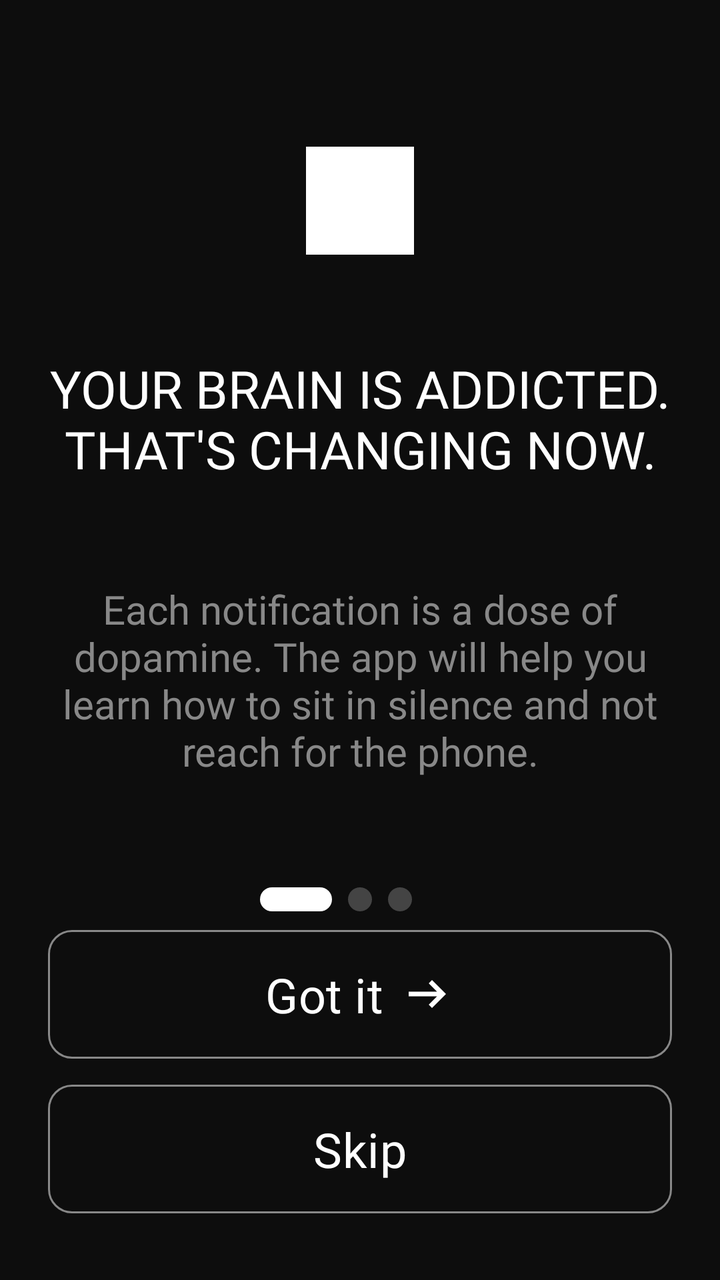
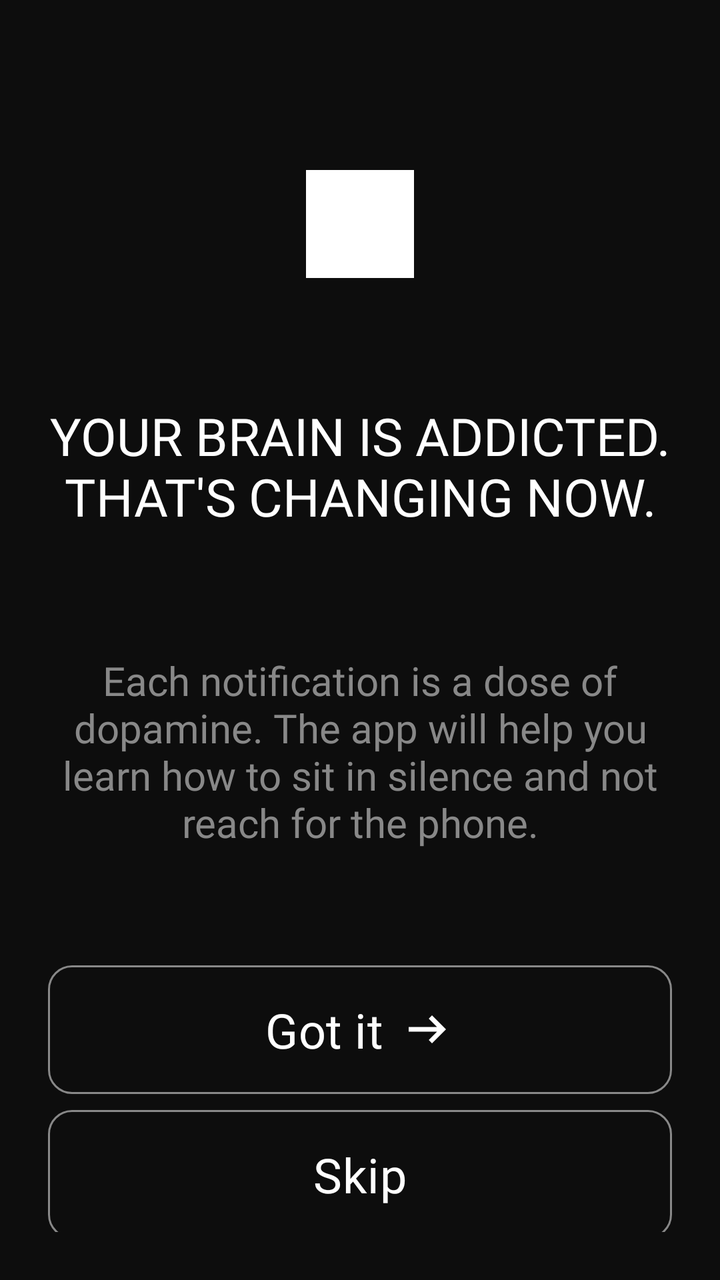

Compare the two renders of this Android layout. The source of the first and the diff that turns it into the second are given below.
<!-- AndroidManifest.xml: application theme Theme.BoredomFocus -->
<!-- res/layout/onboarding_fragment_first.xml -->
<?xml version="1.0" encoding="utf-8"?>
<androidx.constraintlayout.widget.ConstraintLayout xmlns:android="http://schemas.android.com/apk/res/android"
    xmlns:app="http://schemas.android.com/apk/res-auto"
    xmlns:tools="http://schemas.android.com/tools"
    android:id="@+id/onboarding1"
    android:layout_width="match_parent"
    android:layout_height="match_parent"
    android:background="#0D0D0D"
    android:padding="24dp">

    <View
        android:id="@+id/viewSquare"
        android:layout_width="54dp"
        android:layout_height="54dp"
        android:background="@drawable/square"
        app:layout_constraintBottom_toTopOf="@+id/tvOnboarding11"
        app:layout_constraintEnd_toEndOf="parent"
        app:layout_constraintHorizontal_bias="0.5"
        app:layout_constraintStart_toStartOf="parent"
        app:layout_constraintTop_toTopOf="parent" />

    <TextView
        android:id="@+id/tvOnboarding11"
        android:layout_width="wrap_content"
        android:layout_height="wrap_content"
        android:fontFamily="@font/inter_bold"
        android:text="Your brain is addicted.\nThat's changing now."
        android:textAllCaps="true"
        android:textColor="@color/white"
        android:textSize="26sp"
        android:textAlignment="center"
        app:layout_constraintBottom_toTopOf="@+id/tvOnboarding12"
        app:layout_constraintEnd_toEndOf="parent"
        app:layout_constraintHorizontal_bias="0.5"
        app:layout_constraintStart_toStartOf="parent"
        app:layout_constraintTop_toBottomOf="@+id/viewSquare" />

    <TextView
        android:id="@+id/tvOnboarding12"
        android:layout_width="wrap_content"
        android:layout_height="wrap_content"
        android:fontFamily="@font/inter_medium"
        android:text="Each notification is a dose of dopamine. The app will help you learn how to sit in silence and not reach for the phone."
        android:textAlignment="center"
        android:textAllCaps="false"
        android:textColor="#888888"
        android:textSize="20sp"

        app:layout_constraintBottom_toTopOf="@+id/lineOnboarding1"
        app:layout_constraintEnd_toEndOf="parent"
        app:layout_constraintHorizontal_bias="1.0"
        app:layout_constraintStart_toStartOf="parent"
        app:layout_constraintTop_toBottomOf="@+id/tvOnboarding11" />

    <androidx.constraintlayout.widget.Guideline
        android:id="@+id/lineOnboarding1"
        android:layout_width="match_parent"
        android:layout_height="match_parent"
        android:orientation="horizontal"
        app:layout_constraintGuide_percent="0.70" />

    <View
        android:id="@+id/viewOnboarding1Left"
        android:layout_width="36dp"
        android:layout_height="12dp"
        android:background="@drawable/chosen_onboarding"
        android:layout_marginRight="8dp"
        app:layout_constraintBottom_toTopOf="@+id/btnOnboarding1GotIt"
        app:layout_constraintEnd_toStartOf="@+id/viewOnboarding1Center"
        app:layout_constraintTop_toTopOf="@+id/lineOnboarding1" />

    <View
        android:id="@+id/viewOnboarding1Center"
        android:layout_width="12dp"
        android:layout_height="12dp"
        android:background="@drawable/circle_onboarding"
        app:layout_constraintBottom_toTopOf="@+id/btnOnboarding1GotIt"
        app:layout_constraintEnd_toEndOf="parent"
        app:layout_constraintHorizontal_bias="0.5"
        app:layout_constraintStart_toStartOf="parent"
        app:layout_constraintTop_toTopOf="@+id/lineOnboarding1" />

    <View
        android:id="@+id/viewOnboarding1Right"
        android:layout_width="12dp"
        android:layout_height="12dp"
        android:background="@drawable/circle_onboarding"
        android:layout_marginLeft="8dp"
        app:layout_constraintBottom_toTopOf="@+id/btnOnboarding1GotIt"
        app:layout_constraintStart_toEndOf="@+id/viewOnboarding1Center"
        app:layout_constraintTop_toTopOf="@+id/lineOnboarding1" />

    <com.google.android.material.button.MaterialButton
        android:id="@+id/btnOnboarding1GotIt"
        android:layout_width="match_parent"
        android:layout_height="wrap_content"
        android:backgroundTint="#0D0D0D"
        android:fontFamily="@font/inter_bold"
        android:paddingVertical="16dp"
        android:text="Got it"
        android:textColor="@color/white"
        android:textSize="24sp"
        app:cornerRadius="12dp"
        app:icon="@drawable/ic_arrow_right"
        app:iconGravity="textEnd"
        app:iconSize="28dp"
        app:iconTint="@color/white"
        app:layout_constraintBottom_toTopOf="@+id/btnOnboarding1Skip"
        app:layout_constraintEnd_toEndOf="parent"
        app:layout_constraintHorizontal_bias="0.5"
        app:layout_constraintStart_toStartOf="parent"
        app:layout_constraintTop_toBottomOf="@+id/viewOnboarding1Center"
        app:strokeColor="#888888"
        app:strokeWidth="1dp" />

    <com.google.android.material.button.MaterialButton
        android:id="@+id/btnOnboarding1Skip"
        android:layout_width="match_parent"
        android:layout_height="wrap_content"
        android:backgroundTint="#0D0D0D"
        android:fontFamily="@font/inter_bold"
        android:paddingVertical="16dp"
        android:text="Skip"
        android:textColor="@color/white"
        android:textSize="24sp"
        app:cornerRadius="12dp"
        app:layout_constraintBottom_toBottomOf="parent"
        app:layout_constraintEnd_toEndOf="parent"
        app:layout_constraintHorizontal_bias="0.5"
        app:layout_constraintStart_toStartOf="parent"
        app:layout_constraintTop_toBottomOf="@+id/btnOnboarding1GotIt"
        app:strokeColor="#888888"
        app:strokeWidth="1dp" />

</androidx.constraintlayout.widget.ConstraintLayout>
<!-- resources referenced by this layout -->
<resources>
  <color name="white">#FFFFFFFF</color>
  <!-- drawable chosen_onboarding (drawable) -->
  <?xml version="1.0" encoding="utf-8"?>
  <shape xmlns:android="http://schemas.android.com/apk/res/android"
      android:shape="rectangle">
      <solid android:color="@color/white"/>
      <corners android:radius="100dp"/>
  </shape>
  <!-- drawable circle_onboarding (drawable) -->
  <?xml version="1.0" encoding="utf-8"?>
  <shape xmlns:android="http://schemas.android.com/apk/res/android"
      android:shape="oval">
      <solid android:color="#444444"/>
      <size android:height="12dp" android:width="12dp"/>
  </shape>
  <!-- drawable ic_arrow_right (drawable) -->
  <vector xmlns:android="http://schemas.android.com/apk/res/android" android:autoMirrored="true" android:height="24dp" android:tint="#000000" android:viewportHeight="960" android:viewportWidth="960" android:width="24dp">
        
      <path android:fillColor="@android:color/white" android:pathData="M560,720L504,662L646,520L160,520L160,440L646,440L504,298L560,240L800,480L560,720Z"/>
      
  </vector>
  <!-- drawable square (drawable) -->
  <?xml version="1.0" encoding="utf-8"?>
  <shape xmlns:android="http://schemas.android.com/apk/res/android"
      android:shape="rectangle">
      <solid android:color="#FFFFFF"/>
      <size android:width="12dp" android:height="12dp"/>
  </shape>
  <style name="Theme.BoredomFocus" parent="Base.Theme.BoredomFocus" />
  <style name="Base.Theme.BoredomFocus" parent="Theme.Material3.DayNight.NoActionBar">
          
          
      </style>
</resources>

<!-- the commit's change to res/layout/onboarding_fragment_first.xml (unified diff, before → after) -->
@@ -57,38 +57,9 @@
         android:layout_width="match_parent"
         android:layout_height="match_parent"
         android:orientation="horizontal"
-        app:layout_constraintGuide_percent="0.70" />
+        app:layout_constraintGuide_percent="0.78" />
 
-    <View
-        android:id="@+id/viewOnboarding1Left"
-        android:layout_width="36dp"
-        android:layout_height="12dp"
-        android:background="@drawable/chosen_onboarding"
-        android:layout_marginRight="8dp"
-        app:layout_constraintBottom_toTopOf="@+id/btnOnboarding1GotIt"
-        app:layout_constraintEnd_toStartOf="@+id/viewOnboarding1Center"
-        app:layout_constraintTop_toTopOf="@+id/lineOnboarding1" />
-
-    <View
-        android:id="@+id/viewOnboarding1Center"
-        android:layout_width="12dp"
-        android:layout_height="12dp"
-        android:background="@drawable/circle_onboarding"
-        app:layout_constraintBottom_toTopOf="@+id/btnOnboarding1GotIt"
-        app:layout_constraintEnd_toEndOf="parent"
-        app:layout_constraintHorizontal_bias="0.5"
-        app:layout_constraintStart_toStartOf="parent"
-        app:layout_constraintTop_toTopOf="@+id/lineOnboarding1" />
-
-    <View
-        android:id="@+id/viewOnboarding1Right"
-        android:layout_width="12dp"
-        android:layout_height="12dp"
-        android:background="@drawable/circle_onboarding"
-        android:layout_marginLeft="8dp"
-        app:layout_constraintBottom_toTopOf="@+id/btnOnboarding1GotIt"
-        app:layout_constraintStart_toEndOf="@+id/viewOnboarding1Center"
-        app:layout_constraintTop_toTopOf="@+id/lineOnboarding1" />
+    
 
     <com.google.android.material.button.MaterialButton
         android:id="@+id/btnOnboarding1GotIt"
@@ -109,7 +80,7 @@
         app:layout_constraintEnd_toEndOf="parent"
         app:layout_constraintHorizontal_bias="0.5"
         app:layout_constraintStart_toStartOf="parent"
-        app:layout_constraintTop_toBottomOf="@+id/viewOnboarding1Center"
+        app:layout_constraintTop_toTopOf="@+id/lineOnboarding1"
         app:strokeColor="#888888"
         app:strokeWidth="1dp" />
 
<!-- resource entries referenced after the edit -->
@@ -1,20 +1,6 @@
 <!-- resources referenced by this layout -->
 <resources>
   <color name="white">#FFFFFFFF</color>
-  <!-- drawable chosen_onboarding (drawable) -->
-  <?xml version="1.0" encoding="utf-8"?>
-  <shape xmlns:android="http://schemas.android.com/apk/res/android"
-      android:shape="rectangle">
-      <solid android:color="@color/white"/>
-      <corners android:radius="100dp"/>
-  </shape>
-  <!-- drawable circle_onboarding (drawable) -->
-  <?xml version="1.0" encoding="utf-8"?>
-  <shape xmlns:android="http://schemas.android.com/apk/res/android"
-      android:shape="oval">
-      <solid android:color="#444444"/>
-      <size android:height="12dp" android:width="12dp"/>
-  </shape>
   <!-- drawable ic_arrow_right (drawable) -->
   <vector xmlns:android="http://schemas.android.com/apk/res/android" android:autoMirrored="true" android:height="24dp" android:tint="#000000" android:viewportHeight="960" android:viewportWidth="960" android:width="24dp">
         
